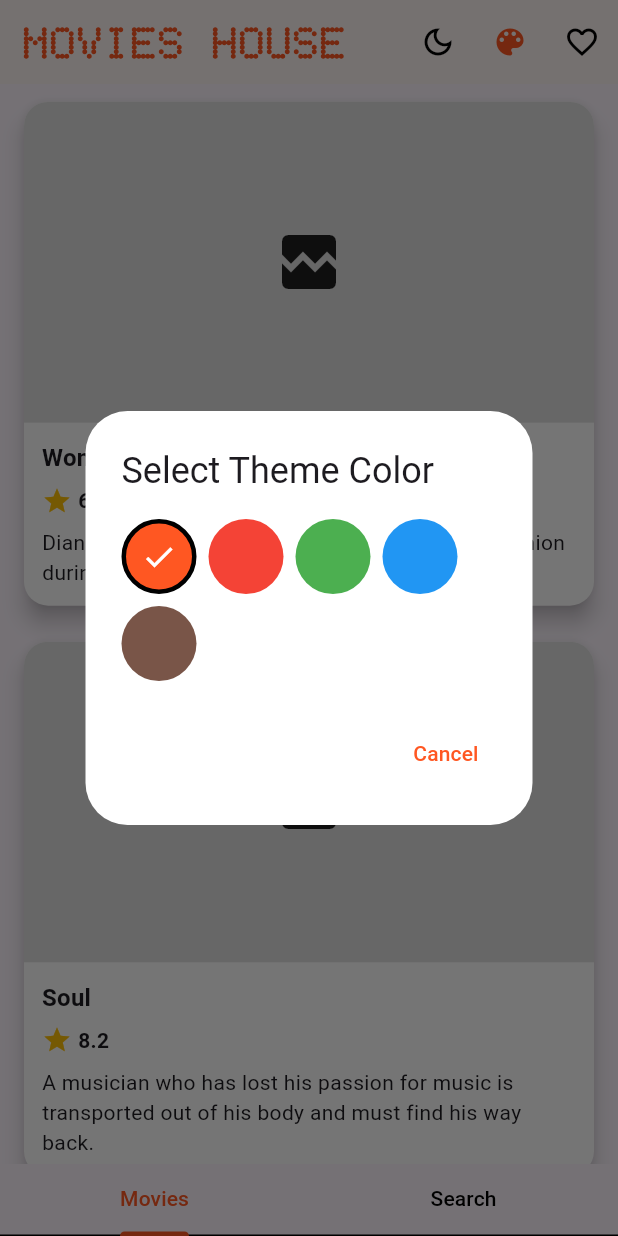
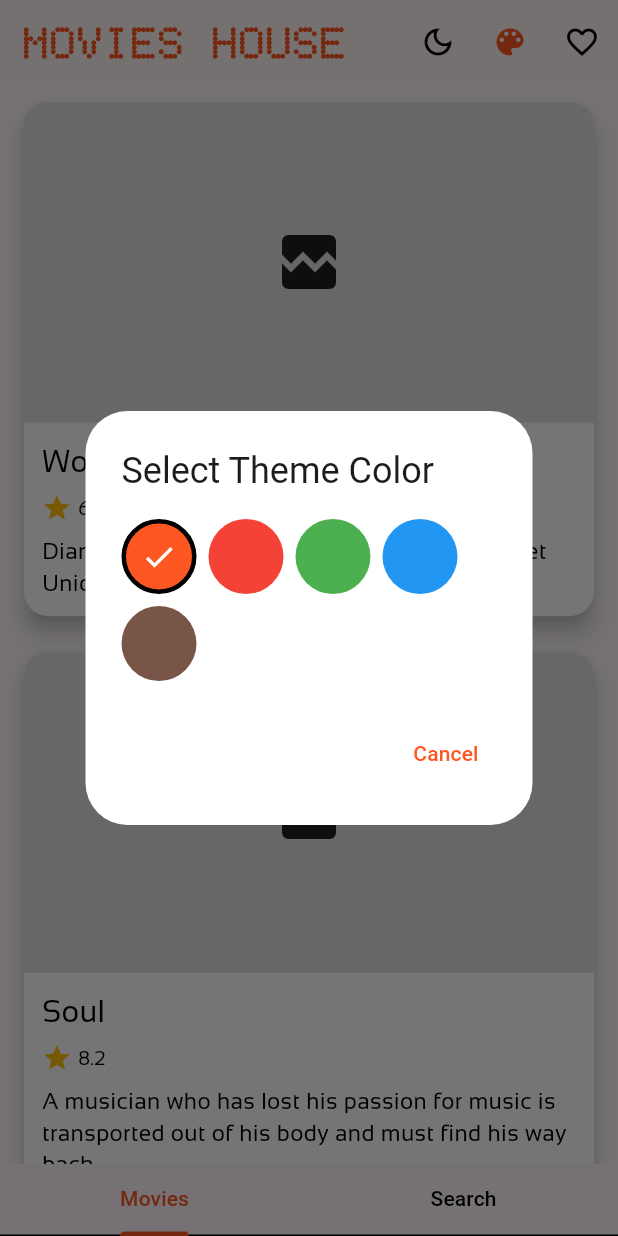
Before and after one commit to ehtisham-ali-emumba/flutter_movies_app, a Flutter app: the screen it shows after launch, after a tap on the "dark mode" icon, after a tap on the "color lens" icon, on a phone screen of 412 x 824 dp. Run offline on Flutter 3.47's test engine with Material 3 defaults, Android fonts, the phone set to English and light mode, and no system bars; our stand-ins replace flutter_riverpod, shared_preferences; network calls fail.

Commit message:
fixes text ui

```diff
--- a/lib/presentation/views/movies/widgets/movie_card.dart
+++ b/lib/presentation/views/movies/widgets/movie_card.dart
@@ -1,4 +1,5 @@
 import 'package:flutter/material.dart';
+import 'package:movies/presentation/widgets/text.dart';
 
 class MovieCard extends StatelessWidget {
   final String posterUrl;
@@ -53,29 +54,26 @@ class MovieCard extends StatelessWidget {
               child: Column(
                 crossAxisAlignment: CrossAxisAlignment.start,
                 children: [
-                  Text(
-                    title,
-                    style: Theme.of(context).textTheme.titleMedium?.copyWith(
-                      fontWeight: FontWeight.bold,
-                    ),
-                  ),
+                  AppText(title, kind: TextKind.body, fontSize: 20),
                   const SizedBox(height: 6),
                   Row(
                     children: [
                       Icon(Icons.star, color: Colors.amber, size: 20),
                       const SizedBox(width: 4),
-                      Text(
+                      AppText(
                         rating.toStringAsFixed(1),
-                        style: TextStyle(fontWeight: FontWeight.w600),
+                        kind: TextKind.caption,
+                        fontSize: 13,
                       ),
                     ],
                   ),
                   const SizedBox(height: 8),
-                  Text(
+                  AppText(
                     description,
+                    kind: TextKind.caption,
                     maxLines: 3,
+                    fontSize: 15,
                     overflow: TextOverflow.ellipsis,
-                    style: Theme.of(context).textTheme.bodyMedium,
                   ),
                 ],
               ),
--- a/lib/presentation/widgets/text.dart
+++ b/lib/presentation/widgets/text.dart
@@ -31,7 +31,7 @@ class AppTextStyles {
     fontSize: 12,
     fontWeight: FontWeight.w400,
     fontFamily: 'Sansation',
-    color: Theme.of(context).colorScheme.onSurface.withOpacity(0.6),
+    color: Theme.of(context).colorScheme.onSurface,
   );
 
   static TextStyle primary(BuildContext context) => TextStyle(
```
